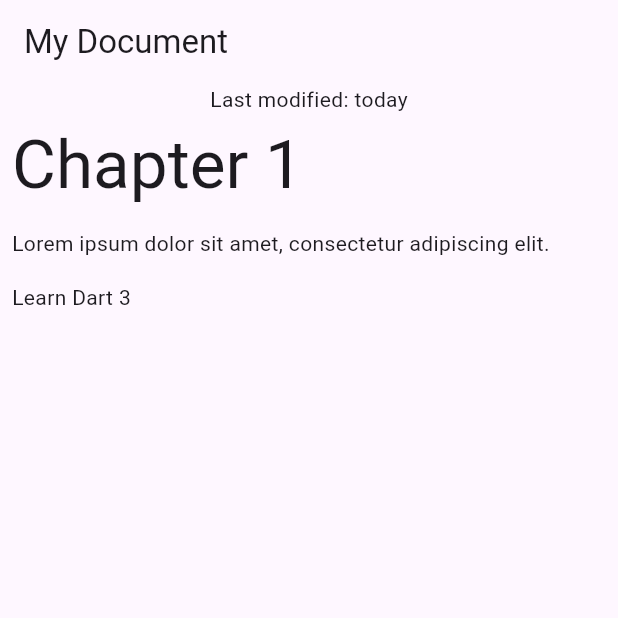
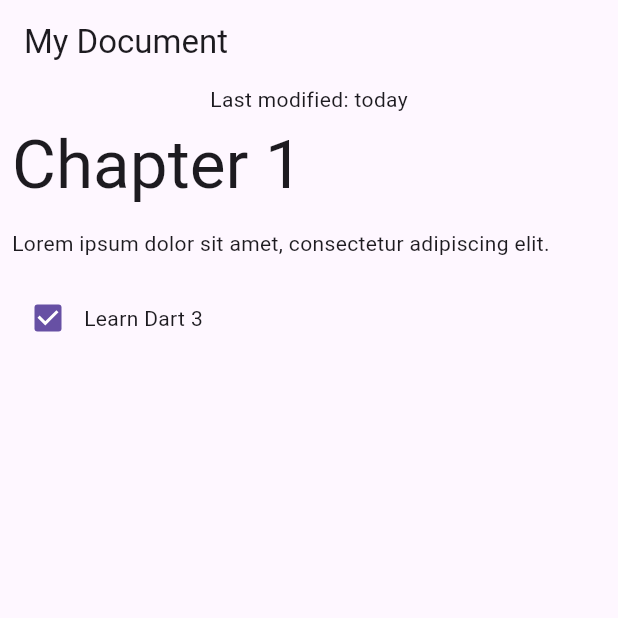
Before and after one commit to casimiroarruda/patterns_codelab, a Flutter app: the screen it shows after launch, on a phone screen of 412 x 824 dp, the top half of it. Run offline on Flutter 3.47's test engine with Material 3 defaults, Android fonts, the phone set to English and light mode, and no system bars.

Commit message:
added rendering classes for block and let it over a switch exp

```diff
--- a/lib/data.dart
+++ b/lib/data.dart
@@ -22,17 +22,33 @@ class Document {
   }
 }
 
-class Block {
-  final String type;
+sealed class Block {
+  Block();
+
+  factory Block.fromJson(Map<String, Object?> json) {
+    return  switch(json){
+      {'type': 'h1', 'text': String text} => HeaderBlock(text),
+      {'type': 'p', 'text': String text} => ParagraphBlock(text),
+      {'type': 'checkbox', 'text': String text, 'checked': bool checked} => CheckboxBlock(text, checked),
+      _ => throw const FormatException('Unexpected JSON format'),
+    };
+  }
+}
+
+class HeaderBlock extends Block {
   final String text;
-  Block(this.type, this.text);
+  HeaderBlock(this.text);
+}
 
-  factory Block.fromJson(Map<String, dynamic> json) {
-    if (json case {'type': final type, 'text': final text}) {
-      return Block(type, text);
-    }
-    throw const FormatException('Unexpected JSON format');
-  }
+class ParagraphBlock extends Block {
+  final String text;
+  ParagraphBlock(this.text);
+}
+
+class CheckboxBlock extends Block {
+  final String text;
+  final bool isChecked;
+  CheckboxBlock(this.text, this.isChecked);
 }
 
 const documentJson = '''
@@ -52,7 +68,7 @@ const documentJson = '''
     },
     {
       "type": "checkbox",
-      "checked": false,
+      "checked": true,
       "text": "Learn Dart 3"
     }
   ]
--- a/lib/main.dart
+++ b/lib/main.dart
@@ -71,16 +71,18 @@ class BlockWidget extends StatelessWidget {
 
   @override
   Widget build(BuildContext context) {
-    TextStyle? textStyle;
-    textStyle = switch (block.type) {
-      'h1' => Theme.of(context).textTheme.displayMedium,
-      'p' || 'checkbox' => Theme.of(context).textTheme.bodyMedium,
-      _ => Theme.of(context).textTheme.bodySmall,
-    };
-
     return Container(
       margin: const EdgeInsets.all(8),
-      child: Text(block.text, style: textStyle),
+      child: switch (block) {
+        HeaderBlock(:final text) => Text(
+          text,
+          style: Theme.of(context).textTheme.displayMedium,
+        ),
+        ParagraphBlock(:final text) => Text(text),
+        CheckboxBlock(:final text, :final isChecked) => Row(
+          children: [Checkbox(value: isChecked, onChanged: (_) {}), Text(text)],
+        ),
+      },
     );
   }
 }
```
